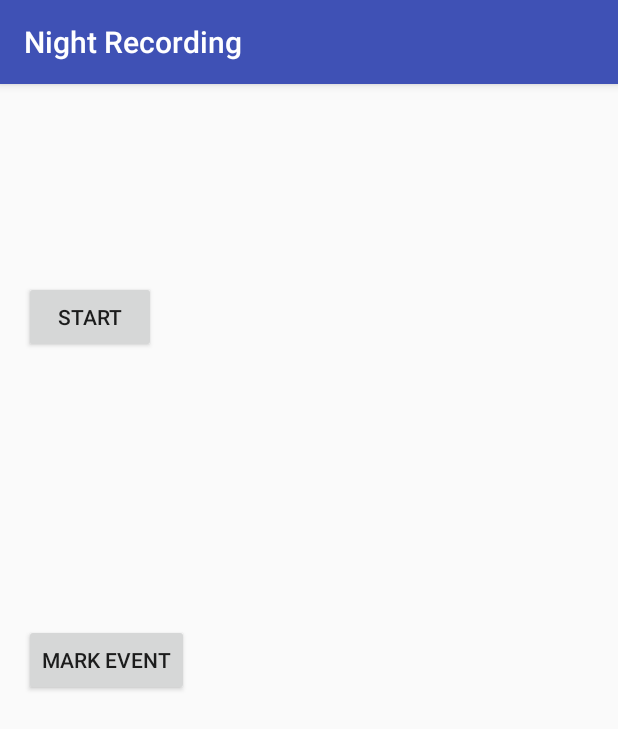
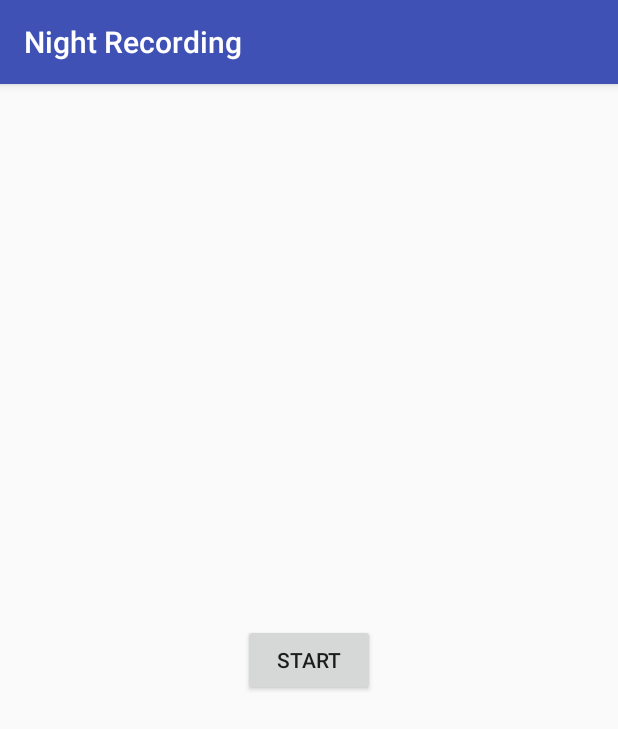
Before and after one commit to m1richey/NightRecording, an Android app: the screen it shows after launch (MainActivity), on a phone screen of 412 x 824 dp. Shown: the top 729 px of the screen. Run offline under Robolectric (Android 15) with nearby library versions, the phone set to English and light mode, and no system bars; 2 statements that could not run were skipped.

```diff
--- a/NightRecording/mobile/src/main/java/ricardotrindade/nightrecording/MainActivity.java
+++ b/NightRecording/mobile/src/main/java/ricardotrindade/nightrecording/MainActivity.java
@@ -2,7 +2,6 @@ package ricardotrindade.nightrecording;
 
 import android.os.AsyncTask;
 import android.os.Bundle;
-import android.os.Environment;
 import android.support.annotation.NonNull;
 import android.support.annotation.Nullable;
 import android.support.v7.app.AppCompatActivity;
@@ -16,19 +15,16 @@ import com.google.android.gms.wearable.Node;
 import com.google.android.gms.wearable.NodeApi;
 import com.google.android.gms.wearable.Wearable;
 
-import java.io.File;
-import java.io.FileWriter;
 import java.io.IOException;
-import java.text.SimpleDateFormat;
-import java.util.Calendar;
 
 public class MainActivity extends AppCompatActivity implements GoogleApiClient.OnConnectionFailedListener,GoogleApiClient.ConnectionCallbacks {
 
     GoogleApiClient googleApiClient;
     Button record;
     boolean recording = false;
-    File f ;
-    FileWriter fw;
+
+
+
 
     @Override
     protected void onCreate(Bundle savedInstanceState) {
@@ -39,26 +35,23 @@ public class MainActivity extends AppCompatActivity implements GoogleApiClient.O
                 .addApi(Wearable.API)
                 .build();
         googleApiClient.connect();
-        String timeStamp = new SimpleDateFormat("yyMMdd_HHmmss").format(Calendar.getInstance().getTime());
-        f = new File(Environment.getExternalStorageDirectory().getAbsolutePath() + "/sensor_data/" + timeStamp + ".txt");
-        try {
-            fw = new FileWriter(f);
-        } catch (IOException e) {
-            e.printStackTrace();
-        }
+
     }
 
-    public void mark_event(View view) throws IOException {
-        String timeStamp = String.valueOf(System.currentTimeMillis());
-        fw.write(timeStamp);
+
+    public void onDestroy(){
+        super.onDestroy();
+
     }
 
 
     public void Record(View view) throws IOException {
+
         if (!recording) {
             runOnUiThread(new Runnable() {
                 @Override
                 public void run() {
+                    recording = true;
                     record.setText("Stop");
                     Toast.makeText(MainActivity.this, "Started Recording", Toast.LENGTH_SHORT).show();
                 }
@@ -73,11 +66,10 @@ public class MainActivity extends AppCompatActivity implements GoogleApiClient.O
                 }
             }.execute();
         } else {
-            fw.flush();
-            fw.close();
                 runOnUiThread(new Runnable() {
                     @Override
                     public void run() {
+                        recording = false;
                         record.setText("Start");
                         Toast.makeText(MainActivity.this, "Recording stopped", Toast.LENGTH_SHORT).show();
                     }
--- a/NightRecording/mobile/src/main/res/layout/activity_main.xml
+++ b/NightRecording/mobile/src/main/res/layout/activity_main.xml
@@ -14,17 +14,9 @@
         android:layout_height="wrap_content"
         android:text="Start"
         android:id="@+id/record_btn"
-        android:layout_alignParentTop="true"
-        android:layout_alignParentStart="true"
-        android:layout_marginTop="115dp"
-        android:onClick="Record" />
+        android:onClick="Record"
+        android:layout_centerVertical="true"
+        android:layout_centerHorizontal="true" />
 
-    <Button
-        android:layout_width="wrap_content"
-        android:layout_height="wrap_content"
-        android:text="Mark Event"
-        android:id="@+id/event_btn"
-        android:layout_centerVertical="true"
-        android:layout_alignParentStart="true"
-        android:onClick="mark_event" />
+
 </RelativeLayout>
```
Also changed, not shown: NightRecording/wear/src/main/AndroidManifest.xml (+6 -12 lines), NightRecording/wear/src/main/java/ricardotrindade/nightrecording/MainActivity.java (deleted, +0 -108 lines), NightRecording/wear/src/main/java/ricardotrindade/nightrecording/MessageReceiverService.java (added, +67 -0 lines), NightRecording/wear/src/main/res/layout/activity_main.xml (deleted, +0 -31 lines).
